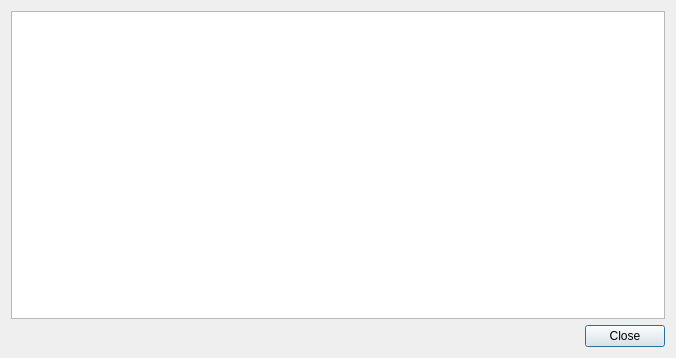
Old version of the form src/transcoder/transcodelogdialog.ui in the repository clementine-player/Clementine.
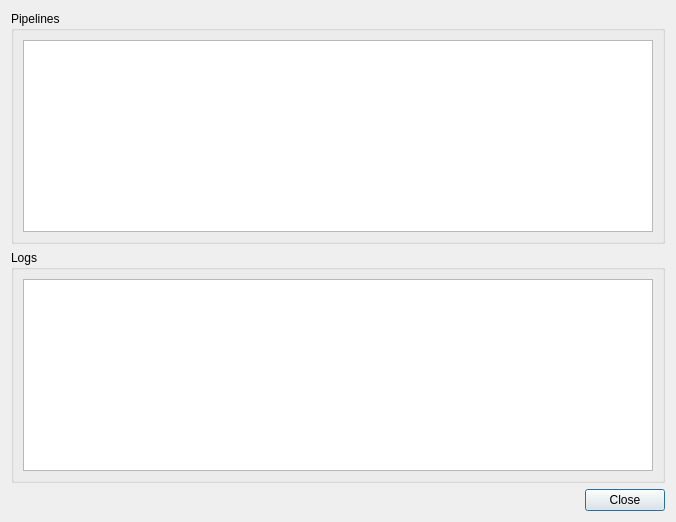
New version of the form. Icons and pictures are not drawn.

Commit message:
transcoder: Add pipeline list to details dialog
List current running transcode pipelines when the details dialog is displayed.
This will be allow the addition of cancel and debug options.

```diff
--- a/src/transcoder/transcodelogdialog.ui
+++ b/src/transcoder/transcodelogdialog.ui
@@ -19,10 +19,56 @@
   </property>
   <layout class="QVBoxLayout" name="verticalLayout">
    <item>
-    <widget class="QPlainTextEdit" name="log">
-     <property name="readOnly">
-      <bool>true</bool>
+    <widget class="QGroupBox" name="pipelineBox">
+     <property name="sizePolicy">
+      <sizepolicy hsizetype="Expanding" vsizetype="Fixed">
+       <horstretch>0</horstretch>
+       <verstretch>0</verstretch>
+      </sizepolicy>
      </property>
+     <property name="title">
+      <string>Pipelines</string>
+     </property>
+     <layout class="QVBoxLayout" name="verticalLayout_3">
+      <item>
+       <widget class="QListView" name="pipelines">
+        <property name="sizePolicy">
+         <sizepolicy hsizetype="Expanding" vsizetype="Expanding">
+          <horstretch>0</horstretch>
+          <verstretch>0</verstretch>
+         </sizepolicy>
+        </property>
+       </widget>
+      </item>
+     </layout>
+    </widget>
+   </item>
+   <item>
+    <widget class="QGroupBox" name="logBox">
+     <property name="sizePolicy">
+      <sizepolicy hsizetype="Expanding" vsizetype="Expanding">
+       <horstretch>0</horstretch>
+       <verstretch>0</verstretch>
+      </sizepolicy>
+     </property>
+     <property name="title">
+      <string>Logs</string>
+     </property>
+     <layout class="QVBoxLayout" name="verticalLayout_2">
+      <item>
+       <widget class="QPlainTextEdit" name="log">
+        <property name="sizePolicy">
+         <sizepolicy hsizetype="Expanding" vsizetype="MinimumExpanding">
+          <horstretch>0</horstretch>
+          <verstretch>0</verstretch>
+         </sizepolicy>
+        </property>
+        <property name="readOnly">
+         <bool>true</bool>
+        </property>
+       </widget>
+      </item>
+     </layout>
     </widget>
    </item>
    <item>
```
Left out of the diff: 2 changed lines with no effect on the pictures. The commit also changes 5 other files.
